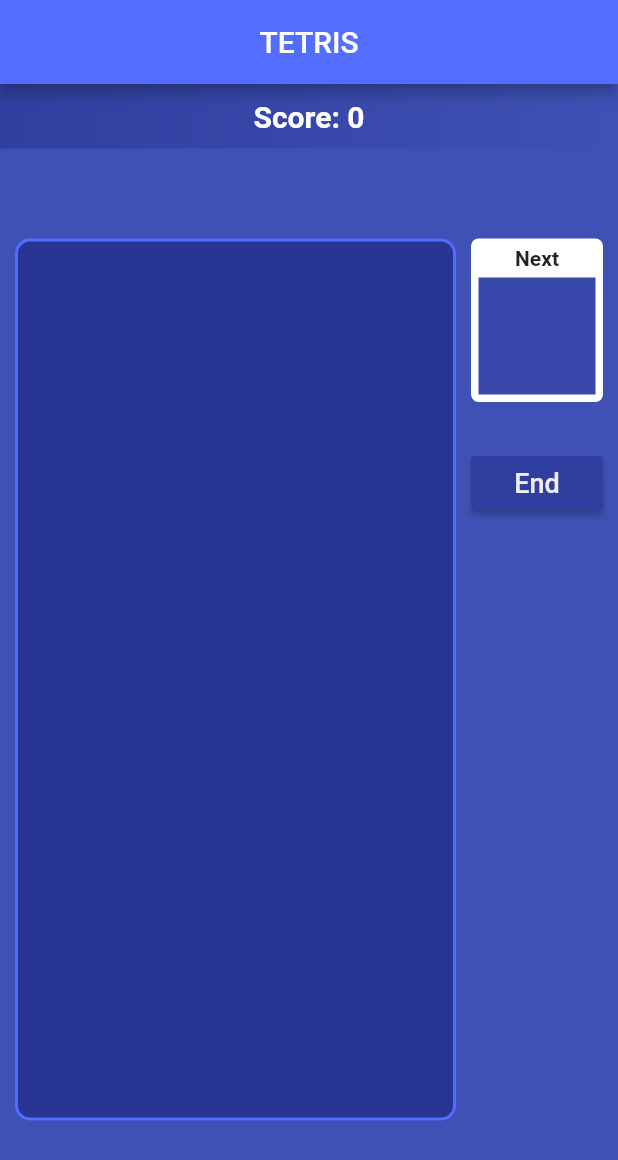
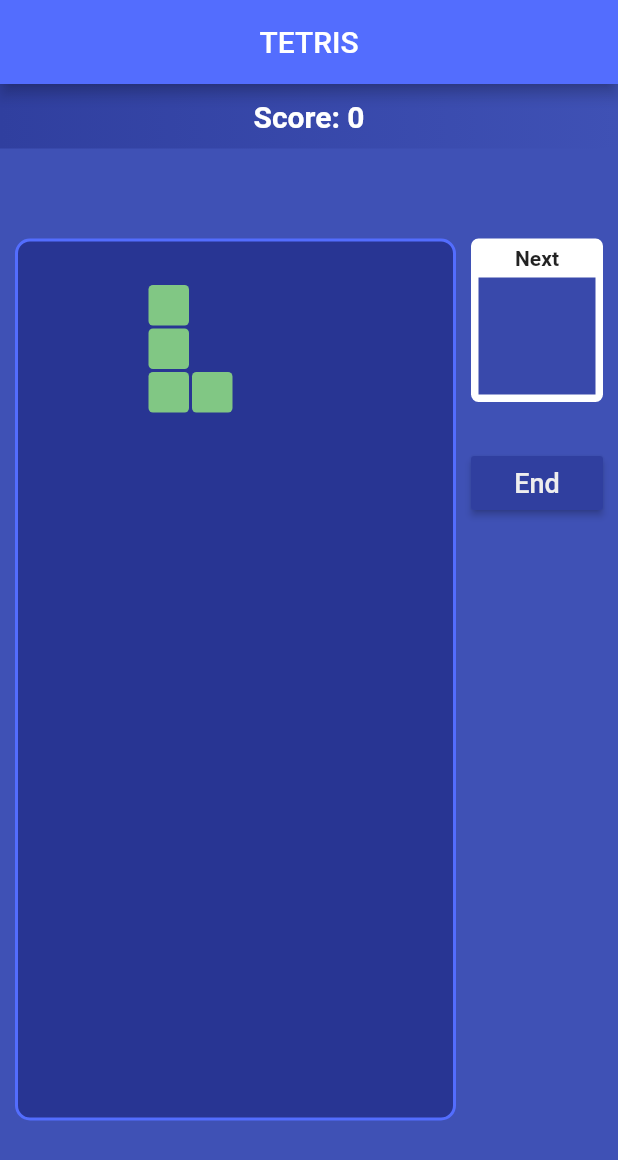
Before and after one commit to johnjeuel/flutter-tetris, a Flutter app: the screen it shows after launch, after a tap on "Start", on a phone screen of 412 x 824 dp. Shown: the top 1160 px of the screen. Run offline on Flutter 3.47's test engine with Material 2 defaults, Android fonts, the light colour scheme and no system bars.

Commit message:
Fixed the bug in start

```diff
--- a/lib/config/app_constants.dart
+++ b/lib/config/app_constants.dart
@@ -1,5 +1,4 @@
 const blocksX = 10;
 const blocksY = 20;
 const gameAreaBorderWidth = 2;
-const refreshRate = 300;
 const subBlockEdgeWidth = 2;
--- a/lib/modules/block.dart
+++ b/lib/modules/block.dart
@@ -11,7 +11,7 @@ enum BlockMovement {
 }
 
 class Block {
-  List<List<SubBlock>>? orientations;
+  List<List<SubBlock>>? orientations = [];
   int? x;
   int? y;
   int? orientationIndex;
--- a/lib/modules/game.dart
+++ b/lib/modules/game.dart
@@ -15,7 +15,7 @@ class Game extends StatefulWidget {
 
 class GameState extends State<Game> {
   GlobalKey _keyGameArea = GlobalKey();
-  Duration duration = const Duration(microseconds: refreshRate);
+  Duration duration = const Duration(milliseconds: 300);
   double? subBlockWidth;
   Block? block;
   Timer? timer;
@@ -47,20 +47,16 @@ class GameState extends State<Game> {
   }
 
   void startGame() {
-    setState(() {
-      isPlaying = true;
-    });
+    isPlaying = true;
     RenderBox? renderBoxGame = _keyGameArea.currentContext?.findRenderObject()! as RenderBox;
     subBlockWidth = (renderBoxGame.size.width - gameAreaBorderWidth * 2) / blocksX;
-
     block = getNewBlock();
-
     timer = Timer.periodic(duration, onPlay);
   }
 
   void onPlay(Timer timer) {
     setState(() {
-      block!.move(BlockMovement.down);
+        block!.move(BlockMovement.down);
     });
   }
 
@@ -81,14 +77,12 @@ class GameState extends State<Game> {
   }
 
   void endGame() {
-    setState(() {
       isPlaying = false;
-    });
     timer!.cancel();
   }
 
   Widget drawBlocks() {
-    // if(block == null) return null;
+    if(block == null) return SizedBox();
     List<Positioned> subBlocks = <Positioned>[];
 
     block!.subBlocks.forEach((subBlock) {
@@ -112,6 +106,7 @@ class GameState extends State<Game> {
           ),
           borderRadius: const BorderRadius.all(Radius.circular(10))
         ),
+        child: drawBlocks(),
       ),
     );
   }
```
